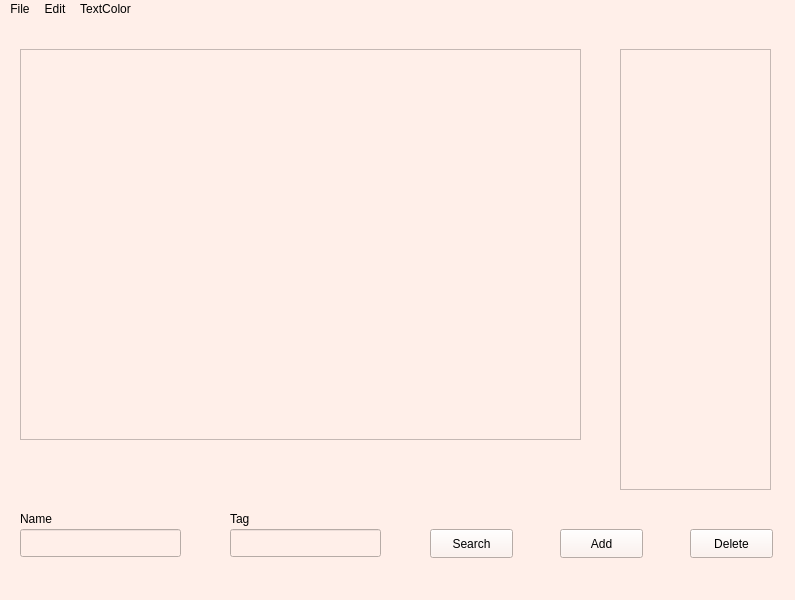
The window that Notepad/notepad.ui (Anna122233234/NG_2022_Notebook_project) describes before a commit, drawn with Qt 5.
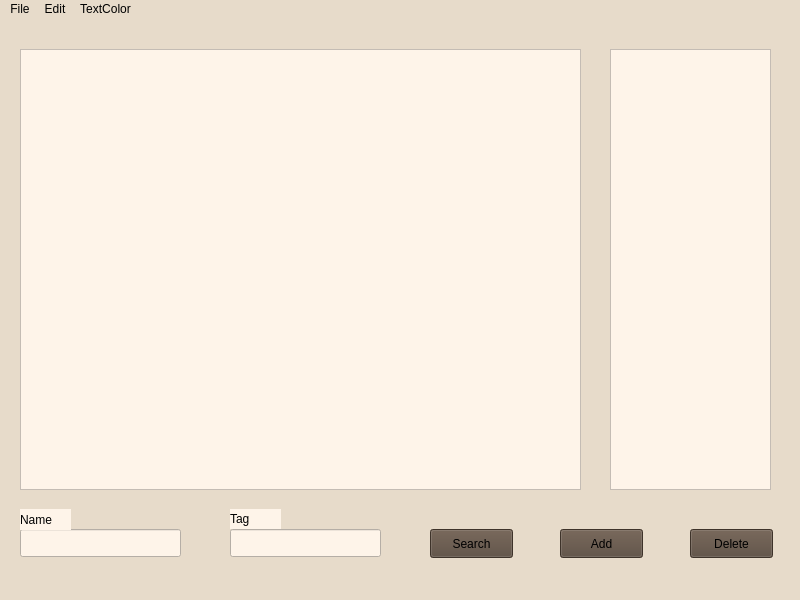
The same window after the commit. Icons and pictures are not drawn.

Commit message: deleted several buttons and added some actions to MenuBar

```diff
--- a/Notepad/notepad.ui
+++ b/Notepad/notepad.ui
@@ -6,15 +6,33 @@
    <rect>
     <x>0</x>
     <y>0</y>
-    <width>795</width>
+    <width>800</width>
     <height>600</height>
    </rect>
   </property>
+  <property name="sizePolicy">
+   <sizepolicy hsizetype="Fixed" vsizetype="Fixed">
+    <horstretch>50</horstretch>
+    <verstretch>50</verstretch>
+   </sizepolicy>
+  </property>
+  <property name="minimumSize">
+   <size>
+    <width>800</width>
+    <height>600</height>
+   </size>
+  </property>
+  <property name="maximumSize">
+   <size>
+    <width>750</width>
+    <height>600</height>
+   </size>
+  </property>
   <property name="windowTitle">
    <string>Notepad</string>
   </property>
   <property name="styleSheet">
-   <string notr="true">background-color: rgb(255, 239, 233)</string>
+   <string notr="true">background-color: rgb(231, 219, 202);</string>
   </property>
   <widget class="QWidget" name="centralwidget">
    <widget class="QTextEdit" name="TextWindow">
@@ -23,11 +41,11 @@
       <x>20</x>
       <y>30</y>
       <width>561</width>
-      <height>391</height>
+      <height>441</height>
      </rect>
     </property>
     <property name="styleSheet">
-     <string notr="true">border-top-color: rgb(44, 44, 44);</string>
+     <string notr="true">background-color: rgb(254, 244, 233);</string>
     </property>
    </widget>
    <widget class="QLineEdit" name="Name">
@@ -39,6 +57,9 @@
       <height>28</height>
      </rect>
     </property>
+    <property name="styleSheet">
+     <string notr="true">background-color: rgb(254, 244, 233);</string>
+    </property>
    </widget>
    <widget class="QLineEdit" name="Tag">
     <property name="geometry">
@@ -49,16 +70,22 @@
       <height>28</height>
      </rect>
     </property>
+    <property name="styleSheet">
+     <string notr="true">background-color: rgb(254, 244, 233);</string>
+    </property>
    </widget>
    <widget class="QListWidget" name="ListW">
     <property name="geometry">
      <rect>
-      <x>620</x>
+      <x>610</x>
       <y>30</y>
-      <width>151</width>
+      <width>161</width>
       <height>441</height>
      </rect>
     </property>
+    <property name="styleSheet">
+     <string notr="true">background-color: rgb(254, 244, 233);</string>
+    </property>
    </widget>
    <widget class="QPushButton" name="Delete">
     <property name="geometry">
@@ -69,6 +96,9 @@
       <height>29</height>
      </rect>
     </property>
+    <property name="styleSheet">
+     <string notr="true">background-color: rgb(87, 72, 59);</string>
+    </property>
     <property name="text">
      <string>Delete</string>
     </property>
@@ -82,6 +112,9 @@
       <height>29</height>
      </rect>
     </property>
+    <property name="styleSheet">
+     <string notr="true">background-color: rgb(87, 72, 59);</string>
+    </property>
     <property name="text">
      <string>Search</string>
     </property>
@@ -91,10 +124,13 @@
      <rect>
       <x>20</x>
       <y>490</y>
-      <width>171</width>
-      <height>20</height>
+      <width>51</width>
+      <height>21</height>
      </rect>
     </property>
+    <property name="styleSheet">
+     <string notr="true">background-color: rgb(254, 244, 233);</string>
+    </property>
     <property name="text">
      <string>Name</string>
     </property>
@@ -104,10 +140,13 @@
      <rect>
       <x>230</x>
       <y>490</y>
-      <width>63</width>
+      <width>51</width>
       <height>20</height>
      </rect>
     </property>
+    <property name="styleSheet">
+     <string notr="true">background-color: rgb(254, 244, 233);</string>
+    </property>
     <property name="text">
      <string>Tag</string>
     </property>
@@ -121,10 +160,24 @@
       <height>29</height>
      </rect>
     </property>
+    <property name="styleSheet">
+     <string notr="true">background-color: rgb(87, 72, 59);</string>
+    </property>
     <property name="text">
      <string>Add</string>
     </property>
    </widget>
+   <widget class="QWidget" name="gridLayoutWidget">
+    <property name="geometry">
+     <rect>
+      <x>9</x>
+      <y>9</y>
+      <width>2</width>
+      <height>2</height>
+     </rect>
+    </property>
+    <layout class="QGridLayout" name="gridLayout"/>
+   </widget>
   </widget>
   <widget class="QStatusBar" name="statusbar"/>
   <widget class="QMenuBar" name="menubar">
@@ -132,7 +185,7 @@
     <rect>
      <x>0</x>
      <y>0</y>
-     <width>795</width>
+     <width>800</width>
      <height>25</height>
     </rect>
    </property>
```
Left out of the diff: 45 changed lines with no effect on the pictures.
